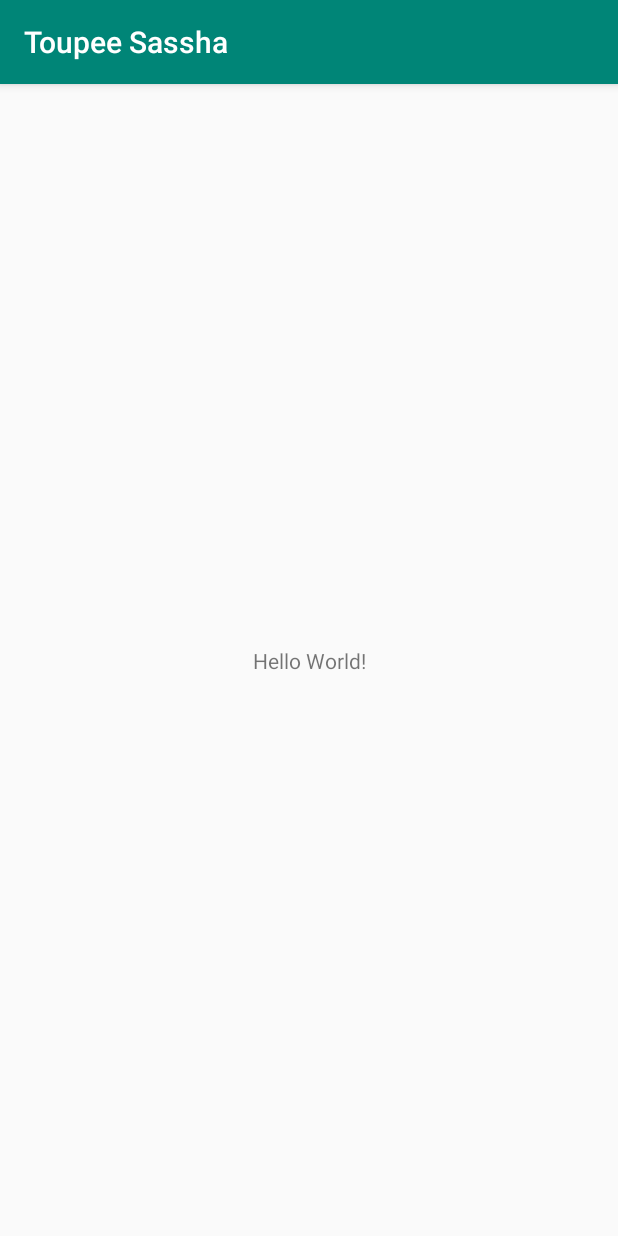
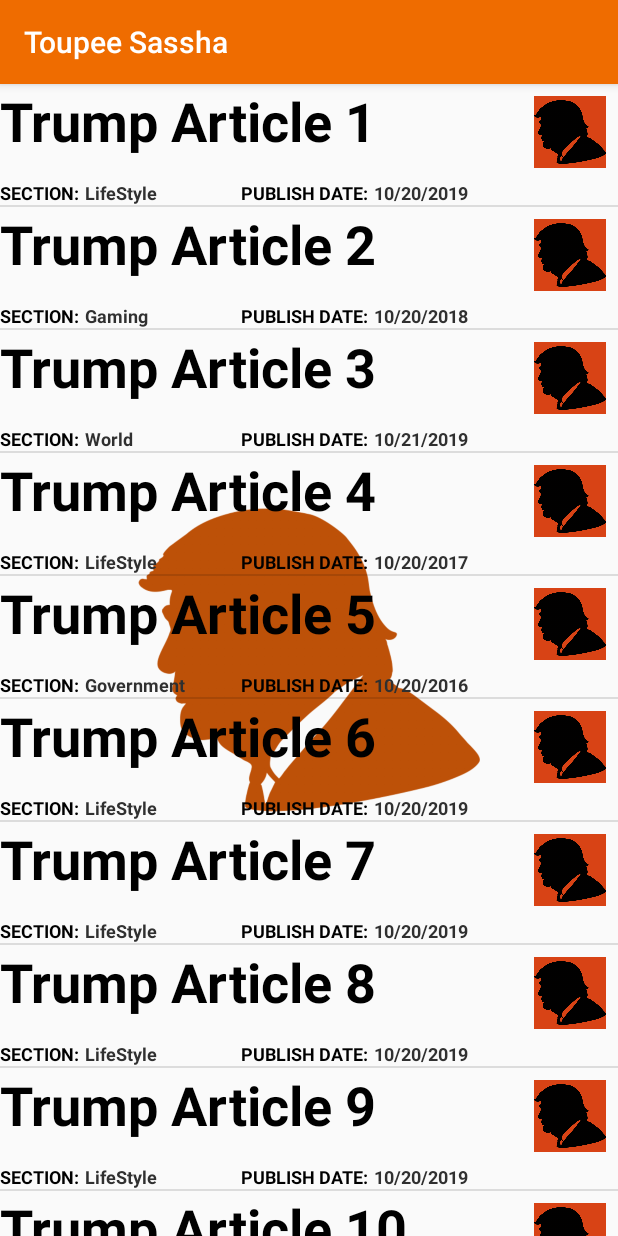
Before and after one commit to cortezcodes/ToupeeSassha, an Android app: the screen it shows after launch (MainActivity), on a phone screen of 412 x 824 dp. Run offline under Robolectric (Android 15) with nearby library versions, the phone set to English and light mode, and no system bars.

Commit message:
Feat: Initial Layout Setup
Setup the initial layout for the Main_Activity ListView. Also setup the initial QueryUtility class which will be used to request and recieve JSON Repsonses

```diff
--- a/app/src/main/java/com/example/android/toupeesassha/MainActivity.java
+++ b/app/src/main/java/com/example/android/toupeesassha/MainActivity.java
@@ -3,12 +3,37 @@ package com.example.android.toupeesassha;
 import androidx.appcompat.app.AppCompatActivity;
 
 import android.os.Bundle;
+import android.widget.ListView;
+
+import java.util.ArrayList;
 
 public class MainActivity extends AppCompatActivity {
 
     @Override
     protected void onCreate(Bundle savedInstanceState) {
         super.onCreate(savedInstanceState);
-        setContentView(R.layout.activity_main);
+        setContentView(R.layout.news_article_activity);
+
+        //Create a ArrayList of NewsArticles to be used in the ListView
+        ArrayList<NewsArticle> articles = new ArrayList<>();
+
+        //Add articles to articles ArrayList
+        articles.add(new NewsArticle("Trump Article 1", "Http", "10/20/2019", "LifeStyle"));
+        articles.add(new NewsArticle("Trump Article 2", "Http", "10/20/2018", "Gaming"));
+        articles.add(new NewsArticle("Trump Article 3", "Http", "10/21/2019", "World"));
+        articles.add(new NewsArticle("Trump Article 4", "Http", "10/20/2017", "LifeStyle"));
+        articles.add(new NewsArticle("Trump Article 5", "Http", "10/20/2016", "Government"));
+        articles.add(new NewsArticle("Trump Article 6", "Http", "10/20/2019", "LifeStyle"));
+        articles.add(new NewsArticle("Trump Article 7", "Http", "10/20/2019", "LifeStyle"));
+        articles.add(new NewsArticle("Trump Article 8", "Http", "10/20/2019", "LifeStyle"));
+        articles.add(new NewsArticle("Trump Article 9", "Http", "10/20/2019", "LifeStyle"));
+        articles.add(new NewsArticle("Trump Article 10", "Http", "10/20/2019", "LifeStyle"));
+
+        //Create a NewsArticleAdapter for the ListView
+        NewsArticleAdapter adapter = new NewsArticleAdapter(this, articles);
+
+        //Create ListView from the current layout and set the adapter
+        ListView listView = (ListView) this.findViewById(R.id.article_list_view);
+        listView.setAdapter(adapter);
     }
 }
--- /dev/null
+++ b/app/src/main/java/com/example/android/toupeesassha/NewsArticle.java
@@ -0,0 +1,43 @@
+package com.example.android.toupeesassha;
+
+/**
+ * Custom Class used to store information on each news article returned from the JSON query.
+ * contains all the data required to be displayed for a single article
+ */
+public class NewsArticle {
+
+    private String mTitle;
+    private String mURL;
+    private String mPublishDate;
+    private String mSection;
+
+    /**
+     * Constructor
+     * @param title title of the news article
+     * @param url url to the webpage the article was originally hosted
+     * @param publishDate date article was published
+     * @param section section of news the article is from
+     */
+    public NewsArticle(String title, String url, String publishDate, String section){
+        mTitle = title;
+        mURL = url;
+        mPublishDate = publishDate;
+        mSection = section;
+    }
+
+    public String getTitle() {
+        return mTitle;
+    }
+
+    public String getURL() {
+        return mURL;
+    }
+
+    public String getPublishDate() {
+        return mPublishDate;
+    }
+
+    public String getSection() {
+        return mSection;
+    }
+}
--- /dev/null
+++ b/app/src/main/java/com/example/android/toupeesassha/NewsArticleAdapter.java
@@ -0,0 +1,63 @@
+package com.example.android.toupeesassha;
+
+import android.content.Context;
+import android.view.LayoutInflater;
+import android.view.View;
+import android.view.ViewGroup;
+import android.widget.ArrayAdapter;
+import android.widget.TextView;
+import java.util.ArrayList;
+import androidx.annotation.NonNull;
+import androidx.annotation.Nullable;
+
+/**
+ * Custom ArrayAdapter class to populate NewsArticle objects to inflate a ListView
+ */
+public class NewsArticleAdapter extends ArrayAdapter <NewsArticle>{
+
+
+    /**
+     * Custom constructor. The context is used to inflate the layout file, and the list is
+     * the data we want to populate into the list
+     * @param context The context that will inflate the layout file
+     * @param articleList list of NewsArticle objects to display in the list
+     */
+    public NewsArticleAdapter(@NonNull Context context, ArrayList<NewsArticle> articleList){
+        super(context, 0, articleList);
+    }
+
+    /**
+     * Provides a view for the ListView.
+     * @param position The position in the ArrayList that should be displayed.
+     * @param convertView The recycle view to inflate.
+     * @param parent The parent ViewGroup that is used for inflation.
+     * @return the view to inflate
+     */
+    @NonNull
+    @Override
+    public View getView(int position, @Nullable View convertView, @NonNull ViewGroup parent) {
+
+        //Retrieve the recycled view to populate if one has already been created
+        View listItemView = convertView;
+
+        //If there is no previously recycled view create a new view
+        if(listItemView == null){
+            listItemView = LayoutInflater.from(getContext()).inflate(R.layout.news_article_item, parent, false);
+        }
+
+        //Get the NewsArticle objected at the given postion
+        NewsArticle currentArticle = getItem(position);
+
+        //Find each view in the inflated layout and populated with the articles information
+        TextView titleTextView = listItemView.findViewById(R.id.article_title_text_view);
+        titleTextView.setText(currentArticle.getTitle());
+
+        TextView sectionTextView = listItemView.findViewById(R.id.article_section_text_view);
+        sectionTextView.setText(currentArticle.getSection());
+
+        TextView dateTextView = listItemView.findViewById(R.id.article_publish_date_text_view);
+        dateTextView.setText(currentArticle.getPublishDate());
+
+        return listItemView;
+    }
+}
--- a/app/src/main/res/layout/activity_main.xml
+++ /dev/null
@@ -1,18 +0,0 @@
-<?xml version="1.0" encoding="utf-8"?>
-<androidx.constraintlayout.widget.ConstraintLayout xmlns:android="http://schemas.android.com/apk/res/android"
-    xmlns:app="http://schemas.android.com/apk/res-auto"
-    xmlns:tools="http://schemas.android.com/tools"
-    android:layout_width="match_parent"
-    android:layout_height="match_parent"
-    tools:context=".MainActivity">
-
-    <TextView
-        android:layout_width="wrap_content"
-        android:layout_height="wrap_content"
-        android:text="Hello World!"
-        app:layout_constraintBottom_toBottomOf="parent"
-        app:layout_constraintLeft_toLeftOf="parent"
-        app:layout_constraintRight_toRightOf="parent"
-        app:layout_constraintTop_toTopOf="parent" />
-
-</androidx.constraintlayout.widget.ConstraintLayout>
--- /dev/null
+++ b/app/src/main/res/layout/news_article_activity.xml
@@ -0,0 +1,30 @@
+<?xml version="1.0" encoding="utf-8"?>
+<FrameLayout
+    xmlns:android="http://schemas.android.com/apk/res/android"
+    xmlns:app="http://schemas.android.com/apk/res-auto"
+    xmlns:tools="http://schemas.android.com/tools"
+    android:layout_width="match_parent"
+    android:layout_height="match_parent">
+
+    <ImageView
+        android:layout_width="match_parent"
+        android:layout_height="match_parent"
+        android:layout_margin="92dp"
+        android:scaleType="centerInside"
+        android:src="@drawable/trump_image_orange"/>
+
+    <LinearLayout
+        android:orientation="vertical"
+        android:layout_width="match_parent"
+        android:layout_height="match_parent"
+        tools:context=".MainActivity">
+
+    <ListView
+        android:id="@+id/article_list_view"
+        android:layout_width="match_parent"
+        android:layout_height="match_parent"/>
+
+    </LinearLayout>
+
+
+</FrameLayout>
--- /dev/null
+++ b/app/src/main/res/layout/news_article_item.xml
@@ -0,0 +1,72 @@
+<?xml version="1.0" encoding="utf-8"?>
+<LinearLayout
+    xmlns:android="http://schemas.android.com/apk/res/android"
+    xmlns:tools="http://schemas.android.com/tools"
+    android:orientation="vertical"
+    android:layout_width="match_parent"
+    android:layout_height="wrap_content">
+
+    <LinearLayout
+        android:layout_width="match_parent"
+        android:layout_height="wrap_content"
+        android:orientation="horizontal">
+
+        <TextView
+            android:id="@+id/article_title_text_view"
+            style="@style/ArticleTitleStyle"
+            android:layout_width="match_parent"
+            android:layout_height="wrap_content"
+            android:layout_weight="1"
+            tools:text="Article Title"/>
+
+        <ImageButton
+            android:layout_width="48dp"
+            android:layout_height="48dp"
+            android:layout_weight="0"
+            android:layout_margin="8dp"
+            android:scaleType="centerInside"
+            android:background="@color/trumpButton"
+            android:src="@drawable/trump_image_black"/>
+
+    </LinearLayout>
+
+    <LinearLayout
+        android:layout_width="match_parent"
+        android:layout_height="wrap_content"
+        android:orientation="horizontal">
+
+        <TextView
+            style="@style/ArticleInfoTagStyle"
+            android:layout_width="wrap_content"
+            android:layout_height="wrap_content"
+            android:layout_marginEnd="4dp"
+            android:text="@string/section"/>
+
+        <TextView
+            android:id="@+id/article_section_text_view"
+            style="@style/ArticleInfoStyle"
+            android:layout_width="wrap_content"
+            android:minWidth="88dp"
+            android:layout_height="wrap_content"
+            android:layout_marginEnd="16dp"
+            tools:text="News Section"/>
+
+        <TextView
+            style="@style/ArticleInfoTagStyle"
+            android:layout_width="wrap_content"
+            android:layout_height="wrap_content"
+            android:layout_marginEnd="4dp"
+            android:text="@string/publish_date"/>
+
+        <TextView
+            android:id="@+id/article_publish_date_text_view"
+            style="@style/ArticleInfoStyle"
+            android:layout_width="wrap_content"
+            android:minWidth="88dp"
+            android:layout_height="wrap_content"
+            android:layout_marginEnd="16dp"
+            tools:text="News Section"/>
+
+    </LinearLayout>
+
+</LinearLayout>
--- a/app/src/main/res/values/colors.xml
+++ b/app/src/main/res/values/colors.xml
@@ -1,6 +1,15 @@
 <?xml version="1.0" encoding="utf-8"?>
 <resources>
-    <color name="colorPrimary">#008577</color>
-    <color name="colorPrimaryDark">#00574B</color>
+    <color name="colorPrimary">#EF6C00</color>
+    <color name="colorPrimaryDark">#D84315</color>
     <color name="colorAccent">#D81B60</color>
+
+    <!-- Article Title Color -->
+    <color name="articleTitleDark">#000000</color>
+
+    <!-- Article text Color -->
+    <color name="articleText">#303030</color>
+
+    <!-- Button background color -->
+    <color name="trumpButton">#D84315</color>
 </resources>
--- a/app/src/main/res/values/strings.xml
+++ b/app/src/main/res/values/strings.xml
@@ -1,3 +1,7 @@
 <resources>
     <string name="app_name">Toupee Sassha</string>
+
+    <!-- news_article_item.xml string resources-->
+    <string name="section">SECTION:</string>
+    <string name="publish_date">PUBLISH DATE:</string>
 </resources>
--- a/app/src/main/res/values/styles.xml
+++ b/app/src/main/res/values/styles.xml
@@ -8,4 +8,25 @@
         <item name="colorAccent">@color/colorAccent</item>
     </style>
 
+    <!-- Article Title. -->
+    <style name="ArticleTitleStyle">
+        <item name="android:textStyle">bold</item>
+        <item name="android:textSize">36sp</item>
+        <item name="android:textColor">@color/articleTitleDark</item>
+    </style>
+
+    <!-- Article info Tag text-->
+    <style name="ArticleInfoTagStyle">
+        <item name="android:textStyle">bold</item>
+        <item name="android:textSize">12sp</item>
+        <item name="android:textColor">@color/articleTitleDark</item>
+    </style>
+
+    <!-- Article info text -->
+    <style name="ArticleInfoStyle">
+        <item name="android:textStyle">bold</item>
+        <item name="android:textSize">12sp</item>
+        <item name="android:textColor">@color/articleText</item>
+    </style>
+
 </resources>
```
Also changed, not shown: app/src/main/java/com/example/android/toupeesassha/QueryUtility.java (added, +202 -0 lines), app/src/main/res/drawable-hdpi/trump_image_black.png (added), app/src/main/res/drawable-hdpi/trump_image_orange.png (added), app/src/main/res/drawable-mdpi/trump_image_black.png (added), app/src/main/res/drawable-mdpi/trump_image_orange.png (added), app/src/main/res/drawable-xhdpi/trump_image_black.png (added), app/src/main/res/drawable-xhdpi/trump_image_orange.png (added), app/src/main/res/drawable-xxhdpi/trump_image_black.png (added), app/src/main/res/drawable-xxhdpi/trump_image_orange.png (added), app/src/main/res/drawable-xxxhdpi/trump_image_black.png (added), app/src/main/res/drawable-xxxhdpi/trump_image_orange.png (added).
